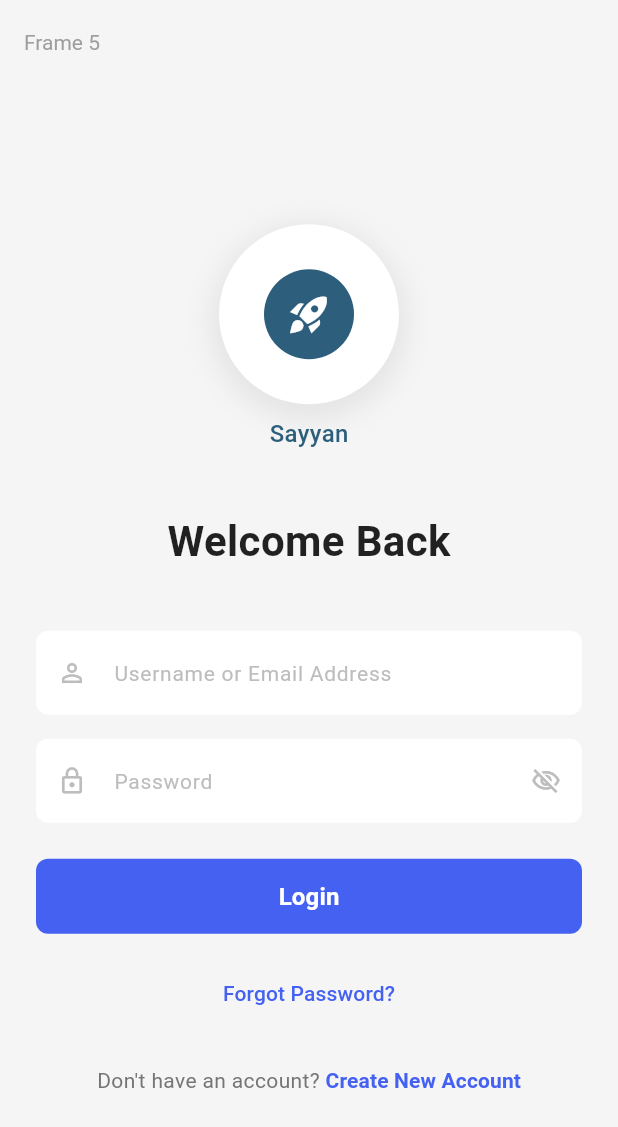
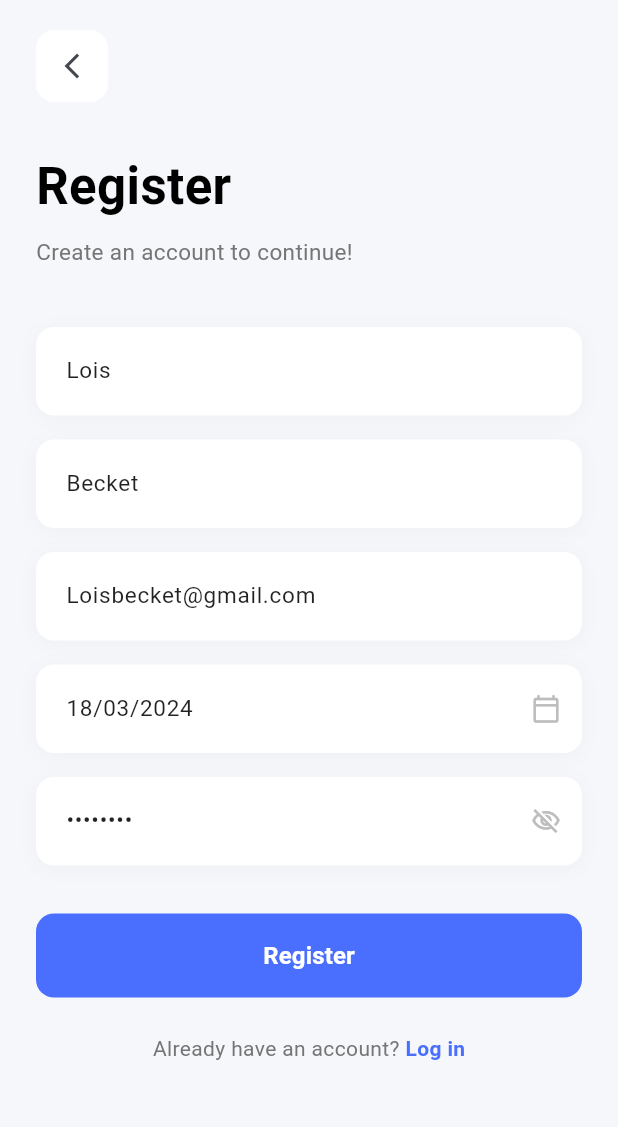
Before and after one commit to qusay-khader/sayyan, a Flutter app: the screen it shows after launch, after a tap on "Create New Account", on a phone screen of 412 x 824 dp. Shown: the top 1127 px of the screen. Run offline on Flutter 3.47's test engine with Material 3 defaults, Android fonts, the phone set to English and light mode, and no system bars; our stand-ins replace cloud_firestore, firebase_auth, firebase_core; accounts and stored records are empty.

Commit message:
Add register page with Firebase authentication

```diff
--- a/lib/main.dart
+++ b/lib/main.dart
@@ -36,7 +36,7 @@ class MyApp extends StatelessWidget {
       routes: {
         '/splash': (context) => const SplashScreen(),
         '/login': (context) => const LoginScreen(),
-        '/register': (context) => const RegisterScreen(),
+        '/register': (context) => const RegisterPage(),
         '/home': (context) => const HomeScreen(),
         '/profile': (context) => const ProfileScreen(),
         '/edit-profile': (context) => const EditProfileScreen(),
--- a/lib/screens/login_screen.dart
+++ b/lib/screens/login_screen.dart
@@ -1,5 +1,6 @@
 import 'package:flutter/material.dart';
 import 'package:firebase_auth/firebase_auth.dart';
+import 'package:sayyan/screens/register_page.dart';
 
 class LoginScreen extends StatefulWidget {
   const LoginScreen({Key? key}) : super(key: key);
@@ -132,18 +133,7 @@ class _LoginScreenState extends State<LoginScreen> {
   Widget build(BuildContext context) {
     return Scaffold(
       backgroundColor: const Color(0xFFF5F5F5),
-      appBar: AppBar(
-        backgroundColor: Colors.transparent,
-        elevation: 0,
-        title: const Text(
-          'Frame 5',
-          style: TextStyle(
-            color: Colors.grey,
-            fontSize: 14,
-            fontWeight: FontWeight.normal,
-          ),
-        ),
-      ),
+      appBar: AppBar(backgroundColor: Colors.transparent, elevation: 0),
       body: Center(
         child: SingleChildScrollView(
           padding: const EdgeInsets.all(24.0),
@@ -370,8 +360,12 @@ class _LoginScreenState extends State<LoginScreen> {
                     ),
                     TextButton(
                       onPressed: () {
-                        // Navigate to sign up screen
-                        // Navigator.push(context, MaterialPageRoute(builder: (context) => SignUpScreen()));
+                        Navigator.push(
+                          context,
+                          MaterialPageRoute(
+                            builder: (context) => RegisterPage(),
+                          ),
+                        );
                       },
                       style: TextButton.styleFrom(
                         padding: EdgeInsets.zero,
--- /dev/null
+++ b/lib/screens/register_page.dart
@@ -0,0 +1,417 @@
+import 'package:flutter/material.dart';
+import 'package:firebase_auth/firebase_auth.dart';
+import 'package:cloud_firestore/cloud_firestore.dart';
+
+class RegisterPage extends StatefulWidget {
+  const RegisterPage({super.key});
+
+  @override
+  State<RegisterPage> createState() => _RegisterPageState();
+}
+
+class _RegisterPageState extends State<RegisterPage> {
+  final _formKey = GlobalKey<FormState>();
+  final _nameController = TextEditingController();
+  final _lastNameController = TextEditingController();
+  final _emailController = TextEditingController();
+  final _passwordController = TextEditingController();
+  final _dateController = TextEditingController();
+
+  bool _isLoading = false;
+  bool _obscurePassword = true;
+
+  @override
+  void dispose() {
+    _nameController.dispose();
+    _lastNameController.dispose();
+    _emailController.dispose();
+    _passwordController.dispose();
+    _dateController.dispose();
+    super.dispose();
+  }
+
+  Future<void> _selectDate() async {
+    final DateTime? picked = await showDatePicker(
+      context: context,
+      initialDate: DateTime(2000),
+      firstDate: DateTime(1950),
+      lastDate: DateTime.now(),
+    );
+    if (picked != null) {
+      setState(() {
+        _dateController.text =
+            "${picked.day.toString().padLeft(2, '0')}/${picked.month.toString().padLeft(2, '0')}/${picked.year}";
+      });
+    }
+  }
+
+  Future<void> _register() async {
+    if (!_formKey.currentState!.validate()) return;
+
+    setState(() => _isLoading = true);
+
+    try {
+      // إنشاء حساب في Firebase Authentication
+      UserCredential userCredential = await FirebaseAuth.instance
+          .createUserWithEmailAndPassword(
+            email: _emailController.text.trim(),
+            password: _passwordController.text,
+          );
+
+      // حفظ بيانات المستخدم في Firestore
+      await FirebaseFirestore.instance
+          .collection('users')
+          .doc(userCredential.user!.uid)
+          .set({
+            'firstName': _nameController.text.trim(),
+            'lastName': _lastNameController.text.trim(),
+            'email': _emailController.text.trim(),
+            'birthDate': _dateController.text,
+            'createdAt': FieldValue.serverTimestamp(),
+          });
+
+      if (mounted) {
+        ScaffoldMessenger.of(context).showSnackBar(
+          const SnackBar(content: Text('Registration successful!')),
+        );
+        Navigator.pop(context);
+      }
+    } on FirebaseAuthException catch (e) {
+      String message = 'An error occurred';
+      if (e.code == 'weak-password') {
+        message = 'Password is too weak';
+      } else if (e.code == 'email-already-in-use') {
+        message = 'Email is already registered';
+      }
+
+      if (mounted) {
+        ScaffoldMessenger.of(
+          context,
+        ).showSnackBar(SnackBar(content: Text(message)));
+      }
+    } catch (e) {
+      if (mounted) {
+        ScaffoldMessenger.of(
+          context,
+        ).showSnackBar(SnackBar(content: Text('Error: $e')));
+      }
+    } finally {
+      if (mounted) {
+        setState(() => _isLoading = false);
+      }
+    }
+  }
+
+  @override
+  Widget build(BuildContext context) {
+    return Scaffold(
+      backgroundColor: const Color(0xFFF5F7FA),
+      body: SafeArea(
+        child: SingleChildScrollView(
+          child: Padding(
+            padding: const EdgeInsets.symmetric(horizontal: 24),
+            child: Form(
+              key: _formKey,
+              child: Column(
+                crossAxisAlignment: CrossAxisAlignment.start,
+                children: [
+                  const SizedBox(height: 20),
+                  // Back Button
+                  Container(
+                    decoration: BoxDecoration(
+                      color: Colors.white,
+                      borderRadius: BorderRadius.circular(12),
+                    ),
+                    child: IconButton(
+                      icon: const Icon(Icons.arrow_back_ios_new, size: 20),
+                      onPressed: () => Navigator.pop(context),
+                    ),
+                  ),
+                  const SizedBox(height: 32),
+
+                  // Title
+                  const Text(
+                    'Register',
+                    style: TextStyle(
+                      fontSize: 34,
+                      fontWeight: FontWeight.w600,
+                      color: Colors.black,
+                    ),
+                  ),
+                  const SizedBox(height: 8),
+                  Text(
+                    'Create an account to continue!',
+                    style: TextStyle(fontSize: 15, color: Colors.grey[600]),
+                  ),
+                  const SizedBox(height: 40),
+
+                  // First Name
+                  Container(
+                    decoration: BoxDecoration(
+                      color: Colors.white,
+                      borderRadius: BorderRadius.circular(12),
+                      boxShadow: [
+                        BoxShadow(
+                          color: Colors.black.withOpacity(0.03),
+                          blurRadius: 10,
+                          offset: const Offset(0, 2),
+                        ),
+                      ],
+                    ),
+                    child: TextFormField(
+                      controller: _nameController,
+                      style: const TextStyle(fontSize: 15),
+                      decoration: const InputDecoration(
+                        hintText: 'Lois',
+                        hintStyle: TextStyle(
+                          color: Colors.black87,
+                          fontSize: 15,
+                        ),
+                        border: InputBorder.none,
+                        contentPadding: EdgeInsets.symmetric(
+                          horizontal: 20,
+                          vertical: 18,
+                        ),
+                      ),
+                      validator: (v) =>
+                          v!.isEmpty ? 'Please enter first name' : null,
+                    ),
+                  ),
+                  const SizedBox(height: 16),
+
+                  // Last Name
+                  Container(
+                    decoration: BoxDecoration(
+                      color: Colors.white,
+                      borderRadius: BorderRadius.circular(12),
+                      boxShadow: [
+                        BoxShadow(
+                          color: Colors.black.withOpacity(0.03),
+                          blurRadius: 10,
+                          offset: const Offset(0, 2),
+                        ),
+                      ],
+                    ),
+                    child: TextFormField(
+                      controller: _lastNameController,
+                      style: const TextStyle(fontSize: 15),
+                      decoration: const InputDecoration(
+                        hintText: 'Becket',
+                        hintStyle: TextStyle(
+                          color: Colors.black87,
+                          fontSize: 15,
+                        ),
+                        border: InputBorder.none,
+                        contentPadding: EdgeInsets.symmetric(
+                          horizontal: 20,
+                          vertical: 18,
+                        ),
+                      ),
+                      validator: (v) =>
+                          v!.isEmpty ? 'Please enter last name' : null,
+                    ),
+                  ),
+                  const SizedBox(height: 16),
+
+                  // Email
+                  Container(
+                    decoration: BoxDecoration(
+                      color: Colors.white,
+                      borderRadius: BorderRadius.circular(12),
+                      boxShadow: [
+                        BoxShadow(
+                          color: Colors.black.withOpacity(0.03),
+                          blurRadius: 10,
+                          offset: const Offset(0, 2),
+                        ),
+                      ],
+                    ),
+                    child: TextFormField(
+                      controller: _emailController,
+                      keyboardType: TextInputType.emailAddress,
+                      style: const TextStyle(fontSize: 15),
+                      decoration: const InputDecoration(
+                        hintText: 'Loisbecket@gmail.com',
+                        hintStyle: TextStyle(
+                          color: Colors.black87,
+                          fontSize: 15,
+                        ),
+                        border: InputBorder.none,
+                        contentPadding: EdgeInsets.symmetric(
+                          horizontal: 20,
+                          vertical: 18,
+                        ),
+                      ),
+                      validator: (v) {
+                        if (v!.isEmpty) return 'Please enter email';
+                        if (!v.contains('@')) return 'Invalid email';
+                        return null;
+                      },
+                    ),
+                  ),
+                  const SizedBox(height: 16),
+
+                  // Birth Date
+                  Container(
+                    decoration: BoxDecoration(
+                      color: Colors.white,
+                      borderRadius: BorderRadius.circular(12),
+                      boxShadow: [
+                        BoxShadow(
+                          color: Colors.black.withOpacity(0.03),
+                          blurRadius: 10,
+                          offset: const Offset(0, 2),
+                        ),
+                      ],
+                    ),
+                    child: TextFormField(
+                      controller: _dateController,
+                      readOnly: true,
+                      onTap: _selectDate,
+                      style: const TextStyle(fontSize: 15),
+                      decoration: InputDecoration(
+                        hintText: '18/03/2024',
+                        hintStyle: const TextStyle(
+                          color: Colors.black87,
+                          fontSize: 15,
+                        ),
+                        suffixIcon: Icon(
+                          Icons.calendar_today_outlined,
+                          size: 20,
+                          color: Colors.grey[400],
+                        ),
+                        border: InputBorder.none,
+                        contentPadding: const EdgeInsets.symmetric(
+                          horizontal: 20,
+                          vertical: 18,
+                        ),
+                      ),
+                      validator: (v) =>
+                          v!.isEmpty ? 'Please select birth date' : null,
+                    ),
+                  ),
+                  const SizedBox(height: 16),
+
+                  // Password
+                  Container(
+                    decoration: BoxDecoration(
+                      color: Colors.white,
+                      borderRadius: BorderRadius.circular(12),
+                      boxShadow: [
+                        BoxShadow(
+                          color: Colors.black.withOpacity(0.03),
+                          blurRadius: 10,
+                          offset: const Offset(0, 2),
+                        ),
+                      ],
+                    ),
+                    child: TextFormField(
+                      controller: _passwordController,
+                      obscureText: _obscurePassword,
+                      style: const TextStyle(fontSize: 15),
+                      decoration: InputDecoration(
+                        hintText: '••••••••',
+                        hintStyle: const TextStyle(
+                          color: Colors.black87,
+                          fontSize: 15,
+                        ),
+                        suffixIcon: IconButton(
+                          icon: Icon(
+                            _obscurePassword
+                                ? Icons.visibility_off_outlined
+                                : Icons.visibility_outlined,
+                            size: 20,
+                            color: Colors.grey[400],
+                          ),
+                          onPressed: () {
+                            setState(
+                              () => _obscurePassword = !_obscurePassword,
+                            );
+                          },
+                        ),
+                        border: InputBorder.none,
+                        contentPadding: const EdgeInsets.symmetric(
+                          horizontal: 20,
+                          vertical: 18,
+                        ),
+                      ),
+                      validator: (v) {
+                        if (v!.isEmpty) return 'Please enter password';
+                        if (v.length < 6)
+                          return 'Password must be at least 6 characters';
+                        return null;
+                      },
+                    ),
+                  ),
+                  const SizedBox(height: 32),
+
+                  // Register Button
+                  SizedBox(
+                    width: double.infinity,
+                    height: 56,
+                    child: ElevatedButton(
+                      onPressed: _isLoading ? null : _register,
+                      style: ElevatedButton.styleFrom(
+                        backgroundColor: const Color(0xFF4A6FFF),
+                        shape: RoundedRectangleBorder(
+                          borderRadius: BorderRadius.circular(12),
+                        ),
+                        elevation: 0,
+                      ),
+                      child: _isLoading
+                          ? const SizedBox(
+                              width: 20,
+                              height: 20,
+                              child: CircularProgressIndicator(
+                                color: Colors.white,
+                                strokeWidth: 2,
+                              ),
+                            )
+                          : const Text(
+                              'Register',
+                              style: TextStyle(
+                                fontSize: 16,
+                                fontWeight: FontWeight.w600,
+                                color: Colors.white,
+                              ),
+                            ),
+                    ),
+                  ),
+                  const SizedBox(height: 24),
+
+                  // Login Link
+                  Center(
+                    child: Row(
+                      mainAxisAlignment: MainAxisAlignment.center,
+                      children: [
+                        Text(
+                          'Already have an account? ',
+                          style: TextStyle(
+                            color: Colors.grey[600],
+                            fontSize: 14,
+                          ),
+                        ),
+                        GestureDetector(
+                          onTap: () => Navigator.pop(context),
+                          child: const Text(
+                            'Log in',
+                            style: TextStyle(
+                              color: Color(0xFF4A6FFF),
+                              fontWeight: FontWeight.w600,
+                              fontSize: 14,
+                            ),
+                          ),
+                        ),
+                      ],
+                    ),
+                  ),
+                  const SizedBox(height: 40),
+                ],
+              ),
+            ),
+          ),
+        ),
+      ),
+    );
+  }
+}
--- a/lib/screens/screens.dart
+++ b/lib/screens/screens.dart
@@ -2,7 +2,7 @@
 
 export 'splash_screen.dart';
 export 'login_screen.dart';
-export 'register_screen.dart';
+export 'register_page.dart';
 export 'home_screen.dart';
 export 'profile_screen.dart';
 export 'edit_profile_screen.dart';
--- a/pubspec.yaml
+++ b/pubspec.yaml
@@ -37,6 +37,7 @@ dependencies:
   firebase_auth: ^6.1.2
   cloud_firestore: ^6.1.0
   firebase_core: ^4.2.1
+  firebase_storage: ^13.0.4
 
 dev_dependencies:
   flutter_test:
```
Also changed, not shown: lib/screens/register_screen.dart (deleted, +0 -140 lines), pubspec.lock, 3 other files.
